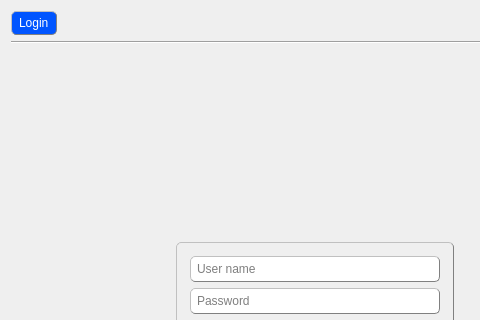
Old version of the form Builder/Builder/loginform.ui in the repository Rork96/QtProjects; both pictures show x 0 to 480 and y 0 to 320 of the 629 by 580 pixel window.
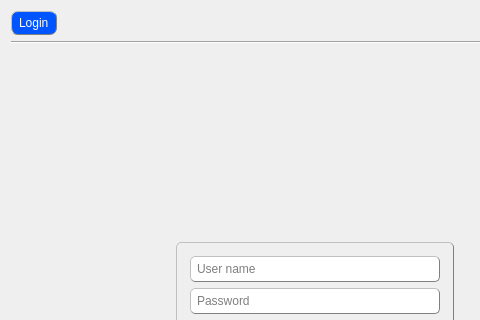
New version of the form. Icons and pictures are not drawn.

```diff
--- a/Builder/Builder/loginform.ui
+++ b/Builder/Builder/loginform.ui
@@ -251,7 +251,7 @@
                color: white;
                padding: 4px;
                border: 1px solid grey; 
-               border-radius: 5px;
+               border-radius: 7px;
                border-style: outset;
                background-color: rgb(0, 85, 255);
                font: bold 10pt &quot;MS Shell Dlg 2&quot;;
```
Left out of the diff: 5 changed lines with no effect on the pictures.
